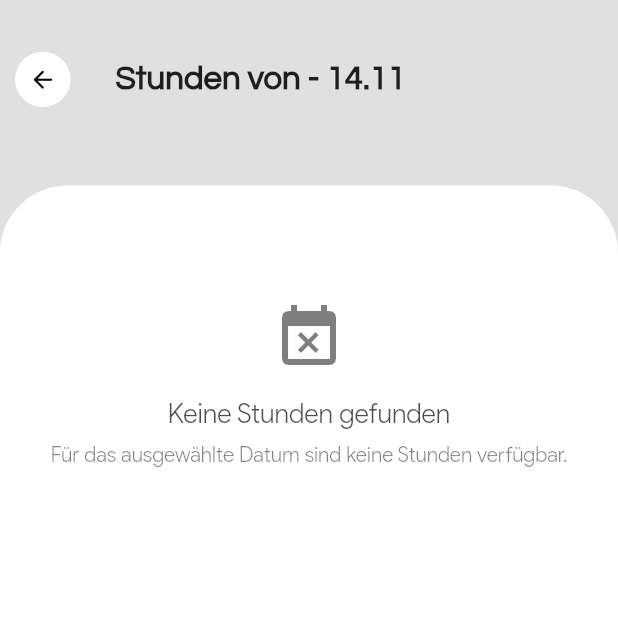
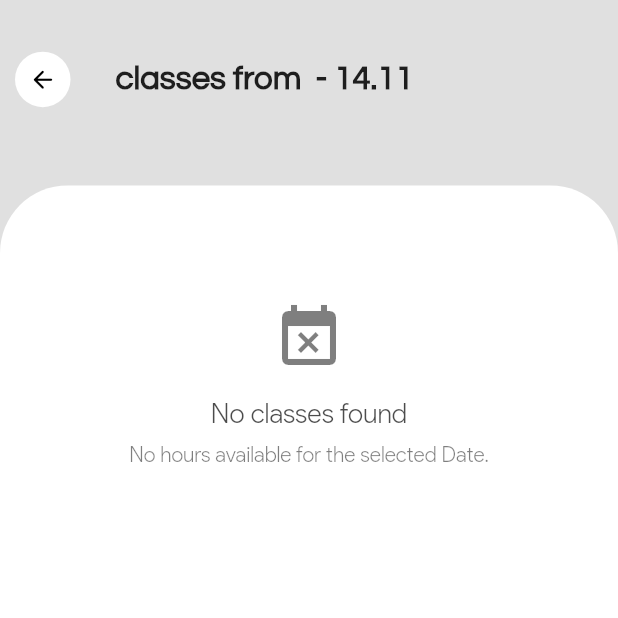
Before and after one commit to Sergey842248/Substitute, a Flutter app: the TeacherPlan screen opened directly with empty values, on a phone screen of 412 x 824 dp, the top half of it. Run offline on Flutter 3.47's test engine with Material 2 defaults, Android fonts, the phone set to English and light mode, and no system bars; our stand-ins replace awesome_notifications, device_info, flutter_svg, flutter_time_picker_spinner, fluttertoast, introduction_screen and 6 more; missing offline and left inert: angles, flutter_background_service, http_auth, qr_code_scanner, xml2json; accounts and stored records are empty.

Commit message:
More translations to english

```diff
--- a/lib/pages/teacherVPlan/TeacherPlan.dart
+++ b/lib/pages/teacherVPlan/TeacherPlan.dart
@@ -137,7 +137,7 @@ class _TeacherPlanState extends State<TeacherPlan> {
     return Scaffold(
       resizeToAvoidBottomInset: false,
       body: ListPage(
-        title: 'Stunden von $teacherName- $displayDate',
+        title: 'classes from $teacherName - $displayDate',
         smallTitle: true,
         children: res.length == 0
             ? [
@@ -154,7 +154,7 @@ class _TeacherPlanState extends State<TeacherPlan> {
                       ),
                       SizedBox(height: 16),
                       Text(
-                        'Keine Stunden gefunden',
+                        'No classes found',
                         style: TextStyle(
                           fontSize: 18,
                           color: Theme.of(context).focusColor.withOpacity(0.7),
@@ -162,7 +162,7 @@ class _TeacherPlanState extends State<TeacherPlan> {
                       ),
                       SizedBox(height: 8),
                       Text(
-                        'Für das ausgewählte Datum sind keine Stunden verfügbar.',
+                        'No hours available for the selected Date.',
                         textAlign: TextAlign.center,
                         style: TextStyle(
                           fontSize: 14,
--- a/lib/pages/teacherVPlan/TeacherVPlan.dart
+++ b/lib/pages/teacherVPlan/TeacherVPlan.dart
@@ -216,7 +216,7 @@ class _TeacherListState extends State<TeacherList> {
                       ),
                       SizedBox(height: 16),
                       Text(
-                        'Keine Lehrer gefunden',
+                        'No teachers found',
                         style: TextStyle(
                           fontSize: 16,
                           color: Theme.of(context).focusColor.withOpacity(0.7),
--- a/lib/pages/vplan/VPlan.dart
+++ b/lib/pages/vplan/VPlan.dart
@@ -467,7 +467,7 @@ class _SelectClassState extends State<SelectClass> {
           );
           break;
         case 'no internet':
-          errorText = 'Keine Internetverbindung';
+          errorText = 'No internet connection';
           extraWidget = Lottie.asset(
             'assets/animations/wifi.json',
             height: 120,
@@ -476,7 +476,7 @@ class _SelectClassState extends State<SelectClass> {
         default:
           switch (classes['data']['error']) {
             case '401':
-              errorText = 'Der Benutzername oder das Passwort ist falsch!';
+              errorText = 'Username or password incorrect!';
               extraWidget = Lottie.asset(
                 'assets/animations/lock.json',
                 height: 120,
@@ -484,14 +484,14 @@ class _SelectClassState extends State<SelectClass> {
               break;
             case 'schoolnumber':
               errorText =
-                  'Falsche Schulnummer!\n\noder Vertretungsplan verfügbar';
+                  'Wrong schoolnumber!\n\nor no substitution plan available!';
               extraWidget = Lottie.asset(
                 'assets/animations/attention.json',
                 height: 120,
               );
               break;
             case 'no internet':
-              errorText = 'Keine Internetverbindung';
+              errorText = 'No internet connection';
               extraWidget = Lottie.asset(
                 'assets/animations/wifi.json',
                 height: 120,
@@ -500,7 +500,7 @@ class _SelectClassState extends State<SelectClass> {
           }
       }
       return ListPage(
-        title: 'Klassenauswahl',
+        title: 'Class selection',
         animate: true,
         actions: [
           IconButton(
```
